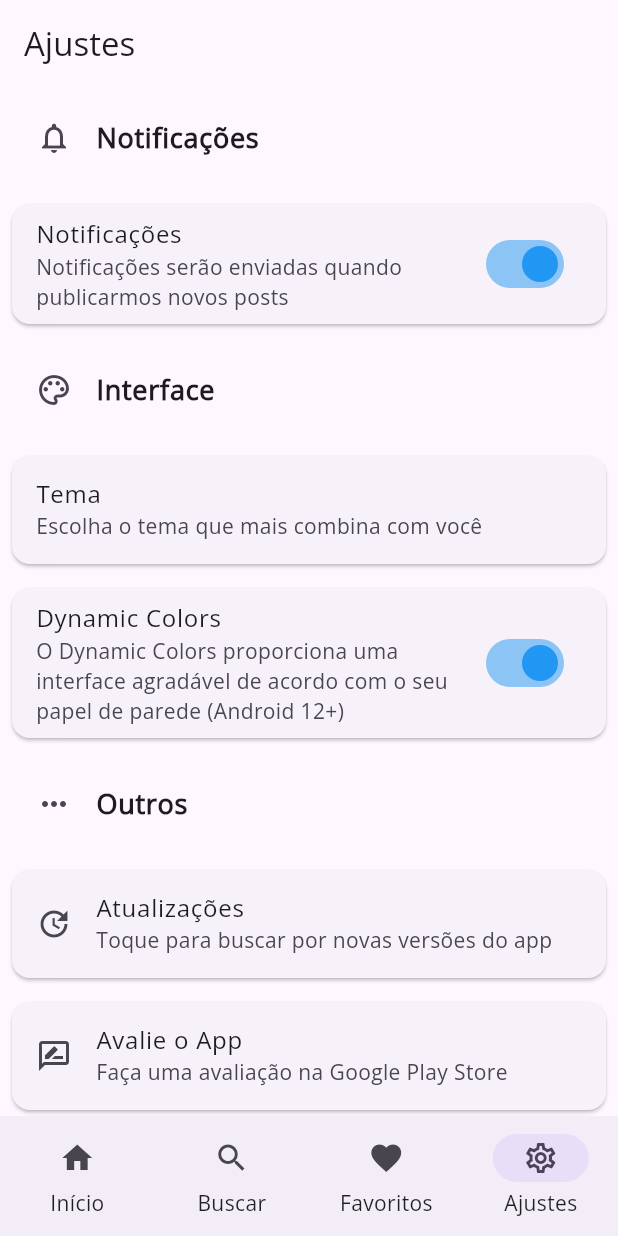
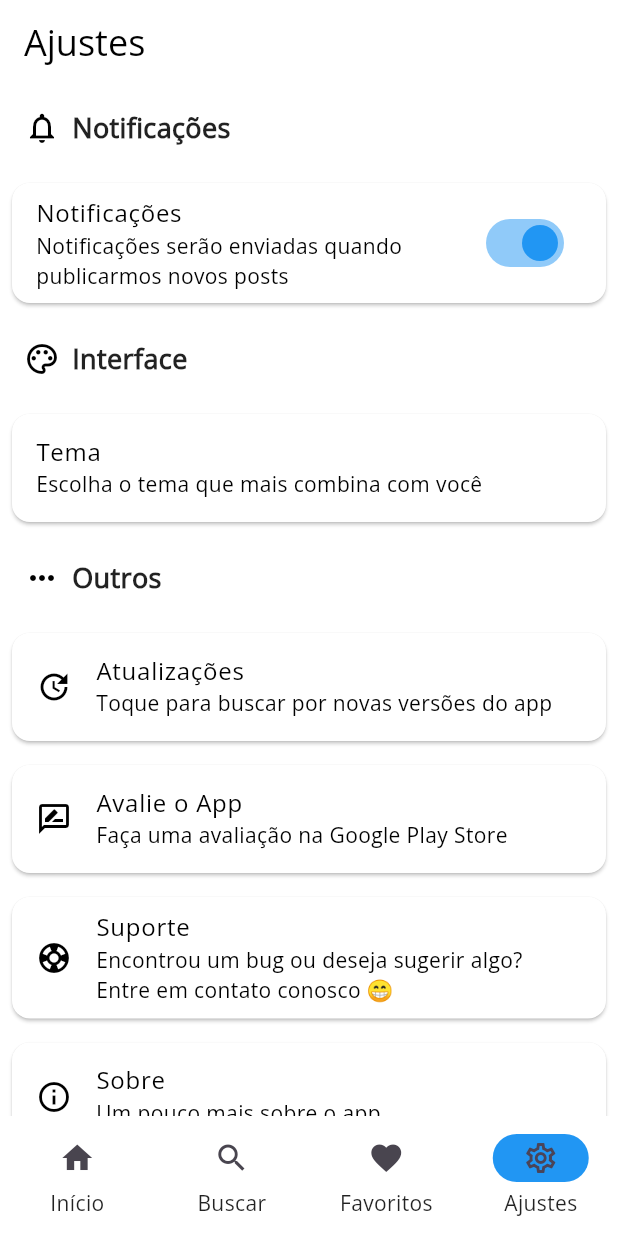
Before and after one commit to hendrilmendes/News-Droid, a Flutter app: the screen it shows after launch, item 4 of the bottom bar chosen, on a phone screen of 412 x 824 dp. Run offline on Flutter 3.47's test engine with Material 3 defaults, Android fonts, the phone set to English and light mode, and no system bars; drawn by our look-alikes of dynamic_color; our stand-ins replace cached_network_image, connectivity_plus, firebase_core, firebase_crashlytics, firebase_messaging, flutter_widget_from_html and 8 more; missing offline and left inert: feedback, flutter_email_sender, flutter_web_auth_2; accounts and stored records are empty; generated files the repository leaves out were written again; network calls fail.

Commit message:
Melhorias no tema escuro e remoção do dynamic colors

```diff
--- a/lib/main.dart
+++ b/lib/main.dart
@@ -10,7 +10,6 @@
 import 'package:intl/date_symbol_data_local.dart';
 import 'package:newsdroid/adapter/favorito_adapter.dart';
 import 'package:provider/provider.dart';
-import 'package:dynamic_color/dynamic_color.dart';
 import 'package:newsdroid/tema/tema.dart';
 import 'package:newsdroid/widgets/bottom_navigation.dart';
 import 'package:newsdroid/models/favorito_model.dart';
@@ -124,32 +123,9 @@
       ],
       child: Consumer<ThemeModel>(
         builder: (_, themeModel, __) {
-          return DynamicColorBuilder(
-            builder: (lightColorScheme, darkColorScheme) {
-              if (!themeModel.isDynamicColorsEnabled) {
-                lightColorScheme = null;
-                darkColorScheme = null;
-              }
-
-              return MaterialApp(
-                theme: ThemeData(
-                  brightness: Brightness.light,
-                  colorScheme: lightColorScheme?.copyWith(
-                    primary:
-                        themeModel.isDarkMode ? Colors.black : Colors.white,
-                  ),
-                  useMaterial3: true,
-                  textTheme: Typography().black.apply(fontFamily: 'OpenSans'),
-                ),
-                darkTheme: ThemeData(
-                  brightness: Brightness.dark,
-                  colorScheme: darkColorScheme?.copyWith(
-                    primary:
-                        themeModel.isDarkMode ? Colors.white : Colors.black,
-                  ),
-                  useMaterial3: true,
-                  textTheme: Typography().white.apply(fontFamily: 'OpenSans'),
-                ),
+          return MaterialApp(
+                theme: ThemeModel.lightTheme(context: context),
+                darkTheme: ThemeModel.darkTheme(context: context),
                 themeMode: _getThemeMode(themeModel.themeMode),
                 debugShowCheckedModeBanner: false,
                 localizationsDelegates: AppLocalizations.localizationsDelegates,
@@ -157,8 +133,8 @@
                 home: const BottomNavigationContainer(),
               );
             },
-          );
-        },
+
+
       ),
     );
   }
--- a/lib/telas/comentarios/comentarios.dart
+++ b/lib/telas/comentarios/comentarios.dart
@@ -205,6 +205,7 @@
                       ),
           ),
           Card(
+            color: Theme.of(context).listTileTheme.tileColor,
             shape: RoundedRectangleBorder(
               borderRadius: BorderRadius.circular(100.0),
             ),
--- a/lib/telas/config/config.dart
+++ b/lib/telas/config/config.dart
@@ -112,7 +112,6 @@
           _buildCategoryHeader(
               AppLocalizations.of(context)!.interface, Icons.palette_outlined),
           _buildThemeSettings(context, themeModel),
-          _buildDynamicColors(themeModel),
           _buildCategoryHeader(
               AppLocalizations.of(context)!.outhers, Icons.more_horiz_outlined),
           _buildUpdateSettings(),
@@ -127,13 +126,24 @@
   Widget _buildCategoryHeader(String title, IconData icon) {
     return Padding(
       padding: const EdgeInsets.all(8.0),
-      child: ListTile(
-        leading: Icon(icon),
-        title: Text(
+      child: InkWell(
+        child: Container(
+          padding: const EdgeInsets.all(8.0),
+          decoration: BoxDecoration(
+            borderRadius: BorderRadius.circular(8.0),
+          ),
+          child: Row(
+            children: [
+              Icon(icon),
+              const SizedBox(width: 8.0),
+              Text(
                 title,
                 style: const TextStyle(
                   fontWeight: FontWeight.bold,
                   fontSize: 18,
+                ),
+              ),
+            ],
           ),
         ),
       ),
@@ -173,11 +183,22 @@
             title: Text(appLocalizations.themeSelect),
             content: StatefulBuilder(
               builder: (BuildContext context, StateSetter setState) {
-                return Column(
+                return Container(
+                  color: Colors.transparent,
+                  child: Column(
                     mainAxisSize: MainAxisSize.min,
                     children: [
-                    RadioListTile<ThemeModeType>(
-                      title: Text(appLocalizations.lightMode),
+                      GestureDetector(
+                        onTap: () {
+                          setState(() {
+                            themeModel.changeThemeMode(ThemeModeType.light);
+                          });
+                          Navigator.pop(context);
+                        },
+                        child: Row(
+                          children: [
+                            Radio(
+                              activeColor: Colors.blue,
                               value: ThemeModeType.light,
                               groupValue: themeModel.themeMode,
                               onChanged: (value) {
@@ -187,8 +208,21 @@
                                 Navigator.pop(context);
                               },
                             ),
-                    RadioListTile<ThemeModeType>(
-                      title: Text(appLocalizations.darkMode),
+                            Text(appLocalizations.lightMode),
+                          ],
+                        ),
+                      ),
+                      GestureDetector(
+                        onTap: () {
+                          setState(() {
+                            themeModel.changeThemeMode(ThemeModeType.dark);
+                          });
+                          Navigator.pop(context);
+                        },
+                        child: Row(
+                          children: [
+                            Radio(
+                              activeColor: Colors.blue,
                               value: ThemeModeType.dark,
                               groupValue: themeModel.themeMode,
                               onChanged: (value) {
@@ -198,8 +232,21 @@
                                 Navigator.pop(context);
                               },
                             ),
-                    RadioListTile<ThemeModeType>(
-                      title: Text(appLocalizations.systemMode),
+                            Text(appLocalizations.darkMode),
+                          ],
+                        ),
+                      ),
+                      GestureDetector(
+                        onTap: () {
+                          setState(() {
+                            themeModel.changeThemeMode(ThemeModeType.system);
+                          });
+                          Navigator.pop(context);
+                        },
+                        child: Row(
+                          children: [
+                            Radio(
+                              activeColor: Colors.blue,
                               value: ThemeModeType.system,
                               groupValue: themeModel.themeMode,
                               onChanged: (value) {
@@ -209,7 +256,12 @@
                                 Navigator.pop(context);
                               },
                             ),
+                            Text(appLocalizations.systemMode),
                           ],
+                        ),
+                      ),
+                    ],
+                  ),
                 );
               },
             ),
@@ -229,27 +281,6 @@
         onTap: () {
           _showThemeDialog(context, themeModel);
         },
-      ),
-    );
-  }
-
-  Widget _buildDynamicColors(ThemeModel themeModel) {
-    return Card(
-      clipBehavior: Clip.hardEdge,
-      margin: const EdgeInsets.all(8.0),
-      child: ListTile(
-        title: Text(AppLocalizations.of(context)!.dynamicColors),
-        subtitle: Text(
-          AppLocalizations.of(context)!.dynamicColorsSub,
-        ),
-        trailing: Switch(
-          activeColor: Colors.blue,
-          value: themeModel.isDynamicColorsEnabled,
-          onChanged: (value) {
-            themeModel.toggleDynamicColors();
-            themeModel.saveDynamicPreference(value);
-          },
-        ),
       ),
     );
   }
@@ -288,7 +319,8 @@
 
             final Email email = Email(
               body: feedback.text,
-              subject: 'News-Droid',
+              // ignore: use_build_context_synchronously
+              subject: AppLocalizations.of(context)!.appName,
               recipients: ['hendrilmendes2015@gmail.com'],
               attachmentPaths: [screenshotFilePath],
               isHTML: false,
--- a/lib/telas/erro/erro.dart
+++ b/lib/telas/erro/erro.dart
@@ -48,7 +48,7 @@
                   const Padding(
                     padding: EdgeInsets.only(top: 20),
                   ),
-                  FilledButton.tonal(
+                  FilledButton(
                     onPressed: onReload,
                     child: Text(AppLocalizations.of(context)!.refresh),
                   ),
--- a/lib/telas/favoritos/favoritos.dart
+++ b/lib/telas/favoritos/favoritos.dart
@@ -160,6 +160,7 @@
                   },
                 ),
       floatingActionButton: FloatingActionButton(
+        backgroundColor: Colors.blue,
         tooltip: AppLocalizations.of(context)!.deleteFavorites,
         onPressed: deleteAllFavorites,
         child: const Icon(Icons.delete_outline),
--- a/lib/telas/home/home.dart
+++ b/lib/telas/home/home.dart
@@ -336,6 +336,7 @@
                 }
 
                 return Card(
+                  color: Theme.of(context).listTileTheme.tileColor,
                   clipBehavior: Clip.hardEdge,
                   shape: RoundedRectangleBorder(
                     borderRadius: BorderRadius.circular(20.0),
--- a/lib/telas/posts/posts_details.dart
+++ b/lib/telas/posts/posts_details.dart
@@ -154,6 +154,7 @@
       // Botão flutuante na parte inferior
       floatingActionButtonLocation: FloatingActionButtonLocation.centerDocked,
       floatingActionButton: FloatingActionButton(
+        backgroundColor: Colors.blue,
         onPressed: () {
           _toggleFavorite(context);
         },
--- a/lib/tema/tema.dart
+++ b/lib/tema/tema.dart
@@ -5,7 +5,6 @@
 
 class ThemeModel extends ChangeNotifier {
   bool _isDarkMode = true;
-  bool _isDynamicColorsEnabled = true;
   ThemeModeType _themeMode = ThemeModeType.light;
 
   ThemeModel() {
@@ -13,16 +12,10 @@
   }
 
   bool get isDarkMode => _isDarkMode;
-  bool get isDynamicColorsEnabled => _isDynamicColorsEnabled;
   ThemeModeType get themeMode => _themeMode;
 
   void toggleDarkMode() {
     _isDarkMode = !_isDarkMode;
-    notifyListeners();
-  }
-
-  void toggleDynamicColors() {
-    _isDynamicColorsEnabled = !_isDynamicColorsEnabled;
     notifyListeners();
   }
 
@@ -35,16 +28,8 @@
   Future<void> _loadThemePreference() async {
     SharedPreferences prefs = await SharedPreferences.getInstance();
     _isDarkMode = prefs.getBool('darkModeEnabled') ?? true;
-    _isDynamicColorsEnabled = prefs.getBool('dynamicColorsEnabled') ?? true;
     _themeMode = _getSavedThemeMode(prefs.getString('themeMode'));
     notifyListeners();
-  }
-
-
-
-  void saveDynamicPreference(bool value) async {
-    SharedPreferences prefs = await SharedPreferences.getInstance();
-    prefs.setBool('dynamicColorsEnabled', value);
   }
 
   void saveThemeModePreference(ThemeModeType mode) async {
@@ -64,4 +49,84 @@
         return ThemeModeType.system;
     }
   }
+
+  static ThemeData lightTheme({
+    required BuildContext context,
+  }) {
+    return ThemeData(
+      useMaterial3: true,
+      scaffoldBackgroundColor: Colors.white,
+      textTheme: Typography().black.apply(fontFamily: 'OpenSans'),
+      appBarTheme: const AppBarTheme(
+        backgroundColor: Colors.white,
+        iconTheme: IconThemeData(color: Colors.black),
+        titleTextStyle: TextStyle(
+            color: Colors.black, fontFamily: 'OpenSans', fontSize: 24),
+      ),
+      bottomAppBarTheme: const BottomAppBarTheme(color: Colors.white),
+      iconTheme: const IconThemeData(color: Colors.black),
+      bottomNavigationBarTheme:
+          const BottomNavigationBarThemeData(backgroundColor: Colors.white),
+      cardTheme: const CardTheme(
+        color: Colors.white,
+      ),
+      inputDecorationTheme: const InputDecorationTheme(
+        hintStyle: TextStyle(color: Colors.black),
+        labelStyle: TextStyle(color: Colors.black),
+      ),
+      dialogTheme: const DialogTheme(backgroundColor: Colors.white),
+      listTileTheme: const ListTileThemeData(
+        iconColor: Colors.black,
+        textColor: Colors.black,
+      ),
+      navigationRailTheme: const NavigationRailThemeData(
+        useIndicator: true,
+        backgroundColor: Colors.white,
+        indicatorColor: Colors.black,
+        selectedLabelTextStyle: TextStyle(color: Colors.black),
+        unselectedLabelTextStyle: TextStyle(color: Colors.black),
+      ),
+    );
+  }
+
+  static ThemeData darkTheme({
+    required BuildContext context,
+  }) {
+    return ThemeData(
+      useMaterial3: true,
+      colorScheme: const ColorScheme.dark(),
+      scaffoldBackgroundColor: Colors.black,
+      textTheme: Typography().white.apply(fontFamily: 'OpenSans'),
+      appBarTheme: const AppBarTheme(
+        backgroundColor: Colors.black87,
+        iconTheme: IconThemeData(color: Colors.white),
+        titleTextStyle: TextStyle(
+            color: Colors.white, fontFamily: 'OpenSans', fontSize: 24),
+      ),
+      bottomAppBarTheme: const BottomAppBarTheme(color: Colors.black87),
+      iconTheme: const IconThemeData(color: Colors.white),
+      bottomNavigationBarTheme:
+          const BottomNavigationBarThemeData(backgroundColor: Colors.black),
+      cardTheme: const CardTheme(
+        color: Colors.black87,
+      ),
+      inputDecorationTheme: const InputDecorationTheme(
+        hintStyle: TextStyle(color: Colors.white),
+        labelStyle: TextStyle(color: Colors.white),
+      ),
+      dialogTheme: const DialogTheme(backgroundColor: Colors.black),
+      listTileTheme: const ListTileThemeData(
+        tileColor: Color.fromARGB(212, 23, 23, 23),
+        iconColor: Colors.white,
+        textColor: Colors.white,
+      ),
+      navigationRailTheme: const NavigationRailThemeData(
+        useIndicator: true,
+        backgroundColor: Colors.black,
+        indicatorColor: Colors.white,
+        selectedLabelTextStyle: TextStyle(color: Colors.white),
+        unselectedLabelTextStyle: TextStyle(color: Colors.white),
+      ),
+    );
+  }
 }
--- a/lib/widgets/bottom_navigation.dart
+++ b/lib/widgets/bottom_navigation.dart
@@ -79,6 +79,8 @@
               // Bottom Nav
               bottomNavigationBar: NavigationBarTheme(
                 data: NavigationBarThemeData(
+                  indicatorColor: Colors.blue,
+                  backgroundColor: Theme.of(context).bottomNavigationBarTheme.backgroundColor,
                   labelTextStyle: MaterialStateProperty.all(
                     const TextStyle(fontSize: 14, fontWeight: FontWeight.w400),
                   ),
--- a/pubspec.yaml
+++ b/pubspec.yaml
@@ -2,7 +2,7 @@
 description: Um projeto amador para um app de notícias.
 
 publish_to: 'none'
-version: 3.0.0+80
+version: 3.0.2+82
 environment:
   sdk: '>=3.3.0 <4.0.0'
 
@@ -24,9 +24,6 @@
 
 # Crypto
   crypto: ^3.0.3
-
-# Dynamic Colors
-  dynamic_color: ^1.7.0
 
 # Email
   flutter_email_sender: ^6.0.3
```
Also changed, not shown: lib/telas/pesquisa/pesquisa.dart (+5 -2 lines), pubspec.lock, 2 other files. Lines whose indentation alone changed are shown as unchanged.
